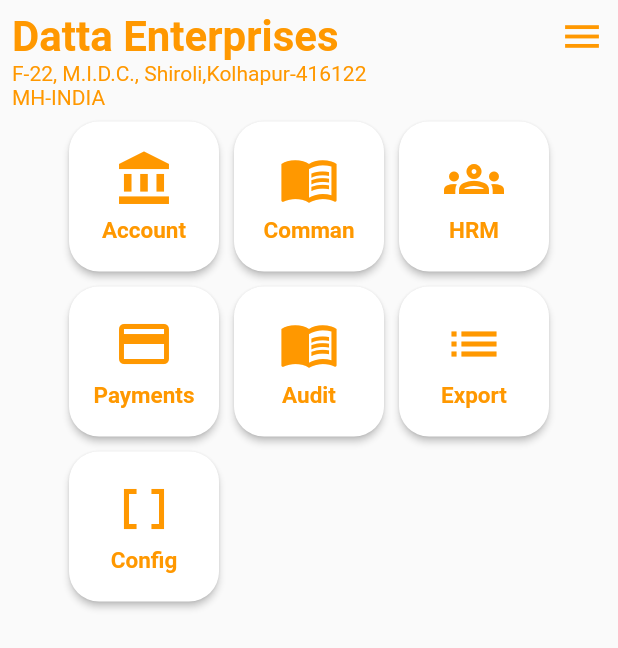
After one commit to ruturaj2196/flutter_demo_project_new, a Flutter app: the MenuPage screen opened directly, on a phone screen of 412 x 824 dp. The commit adds this screen. Shown: the top 648 px of the screen. Run offline on Flutter 3.47's test engine with Material 2 defaults, Android fonts, the phone set to English and light mode, and no system bars; our stand-ins replace fl_chart, flutter_slidable, hive, hive_flutter, lottie, percent_indicator and 1 more; missing offline and left inert: simple_barcode_scanner; accounts and stored records are empty; network calls fail; key blocks and very long unbroken strings in the code were emptied for the run.

Commit message:
few changes

```diff
--- /dev/null
+++ b/lib/dattamob/menu_page.dart
@@ -0,0 +1,159 @@
+import 'package:flutter/material.dart';
+
+class MenuPage extends StatefulWidget {
+  const MenuPage({super.key});
+
+  @override
+  State<MenuPage> createState() => _MenuPageState();
+}
+
+class _MenuPageState extends State<MenuPage> {
+  @override
+  Widget build(BuildContext context) {
+    return Scaffold(
+      body: SafeArea(
+        child: Column(
+          children: [
+            Row(
+              mainAxisAlignment: MainAxisAlignment.spaceBetween,
+              crossAxisAlignment: CrossAxisAlignment.start,
+              children: [
+                const Padding(
+                  padding: EdgeInsets.all(8.0),
+                  child: Column(
+                    crossAxisAlignment: CrossAxisAlignment.start,
+                    children: [
+                      Text(
+                        'Datta Enterprises',
+                        style: TextStyle(
+                          fontSize: 28,
+                          fontWeight: FontWeight.bold,
+                          color: Colors.orange,
+                        ),
+                      ),
+                      Text(
+                        'F-22, M.I.D.C., Shiroli,Kolhapur-416122\nMH-INDIA',
+                        style: TextStyle(
+                          color: Colors.orange,
+                        ),
+                      ),
+                    ],
+                  ),
+                ),
+                Builder(
+                  builder: (context) {
+                    return IconButton(
+                      onPressed: () {
+                        Scaffold.of(context).openEndDrawer();
+                      },
+                      icon: const Icon(
+                        Icons.menu,
+                        color: Colors.orange,
+                        size: 30,
+                      ),
+                    );
+                  },
+                ),
+              ],
+            ),
+            Wrap(
+              spacing: 10,
+              runSpacing: 10,
+              children: [
+                menuButtons(
+                  'Account',
+                  Icons.account_balance,
+                  100,
+                  100,
+                  15,
+                  () {},
+                ),
+                menuButtons(
+                  'Comman',
+                  Icons.menu_book,
+                  100,
+                  100,
+                  15,
+                  () {},
+                ),
+                menuButtons(
+                  'HRM',
+                  Icons.groups_outlined,
+                  100,
+                  100,
+                  15,
+                  () {},
+                ),
+                menuButtons(
+                  'Payments',
+                  Icons.payment,
+                  100,
+                  100,
+                  15,
+                  () {},
+                ),
+                menuButtons(
+                  'Audit',
+                  Icons.menu_book,
+                  100,
+                  100,
+                  15,
+                  () {},
+                ),
+                menuButtons(
+                  'Export',
+                  Icons.list,
+                  100,
+                  100,
+                  15,
+                  () {},
+                ),
+                menuButtons(
+                  'Config',
+                  Icons.data_array,
+                  100,
+                  100,
+                  15,
+                  () {},
+                ),
+              ],
+            ),
+          ],
+        ),
+      ),
+    );
+  }
+
+  Widget menuButtons(String label, IconData icon, double width, double height,
+      double fontSize, Function() onPressed) {
+    return ElevatedButton(
+      style: ElevatedButton.styleFrom(
+          fixedSize: Size(width, height),
+          shape: RoundedRectangleBorder(
+            borderRadius: BorderRadius.circular(20),
+          ),
+          backgroundColor: Colors.white),
+      onPressed: onPressed,
+      child: Column(
+        mainAxisAlignment: MainAxisAlignment.center,
+        children: [
+          Icon(
+            icon,
+            size: 40,
+            color: Colors.orange,
+          ),
+          const SizedBox(
+            height: 5,
+          ),
+          Text(
+            label,
+            style: TextStyle(
+                fontWeight: FontWeight.bold,
+                color: Colors.orange,
+                fontSize: fontSize),
+          ),
+        ],
+      ),
+    );
+  }
+}
--- a/lib/dattamob/shadow_account.dart
+++ b/lib/dattamob/shadow_account.dart
@@ -12,6 +12,9 @@ class ShadowAccount extends StatefulWidget {
 }
 
 class _ShadowAccountState extends State<ShadowAccount> {
+  String accountId = '';
+  String accountName = '';
+  var checkBox1 = false;
   @override
   void initState() {
     try {
@@ -48,33 +51,36 @@ class _ShadowAccountState extends State<ShadowAccount> {
             itemBuilder: (ctx, index) {
               final shadowAc = datalist[index];
               return ListTile(
-                title: Text(shadowAc.name),
+                title: Row(
+                  children: [
+                    Text(shadowAc.name),
+                    FormField(
+                      builder: (state) {
+                        return Checkbox(
+                          splashRadius: 10.0,
+                          value: checkBox1,
+                          onChanged: (value) {
+                            checkBox1 = value!;
+                            state.didChange(value);
+                            if (checkBox1 == true) {
+                              accountName = shadowAc.name;
+                              accountId = shadowAc.id.toString();
+                              debugPrint('accountId = $accountId');
+                              debugPrint('accountName = $accountName');
+                            } else {
+                              debugPrint('please select account name..');
+                            }
+                          },
+                        );
+                      },
+                    ),
+                  ],
+                ),
               );
             });
       }),
     );
   }
-}
-
-class ShadowAccounts {
-  String id;
-  String name;
-
-  ShadowAccounts({
-    required this.id,
-    required this.name,
-  });
-
-  factory ShadowAccounts.fromJson(Map<String, dynamic> json) => ShadowAccounts(
-        id: json["id"],
-        name: json["name"],
-      );
-}
-
-// to api call
-
-class ApiCall {
-// api call to get the list of customers or suppliers
 
   Future<List<ShadowAccounts>> fetchShadowAccountList() async {
     var url =
@@ -103,8 +109,25 @@ class ApiCall {
   }
 }
 
+class ShadowAccounts {
+  String id;
+  String name;
+
+  ShadowAccounts({
+    required this.id,
+    required this.name,
+  });
+
+  factory ShadowAccounts.fromJson(Map<String, dynamic> json) => ShadowAccounts(
+        id: json["id"],
+        name: json["name"],
+      );
+}
+
+// to api call
+
 class DataProvider extends ChangeNotifier {
-  ApiCall _service = ApiCall();
+  _ShadowAccountState _service = _ShadowAccountState();
   bool isloading = false;
   List<ShadowAccounts> _datalist = [];
   List<ShadowAccounts> get datalist => _datalist;
```
